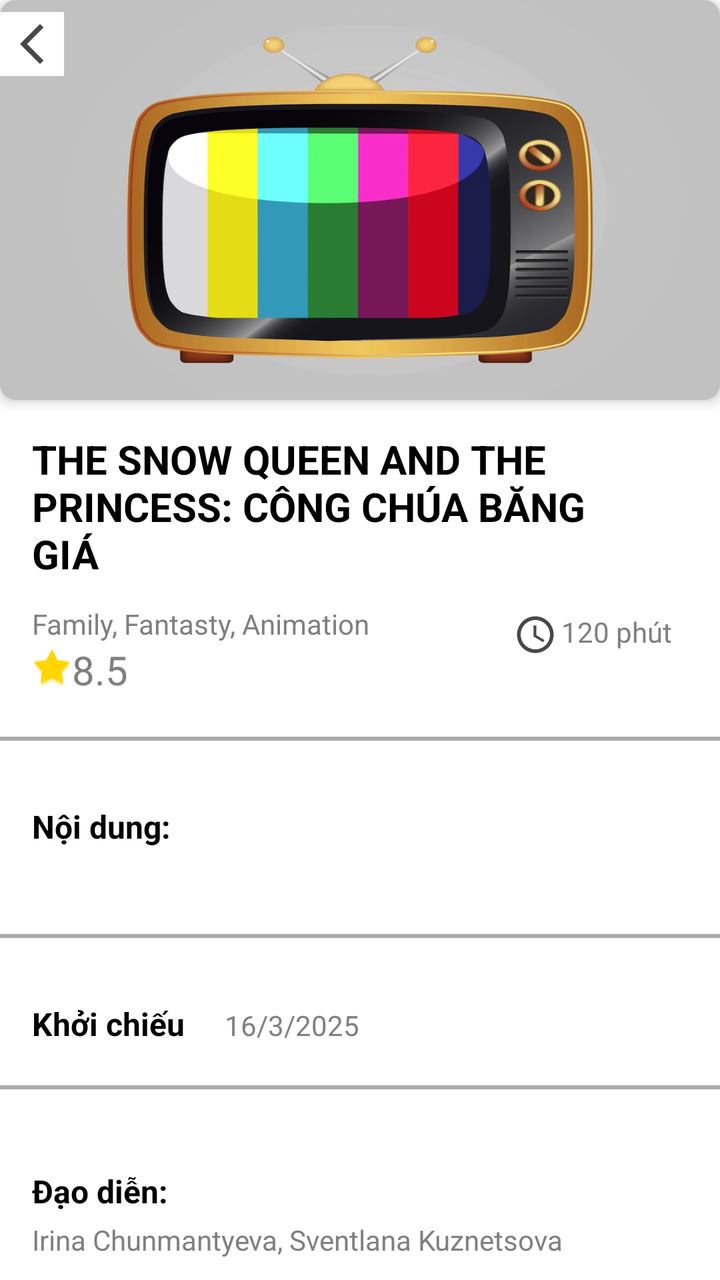
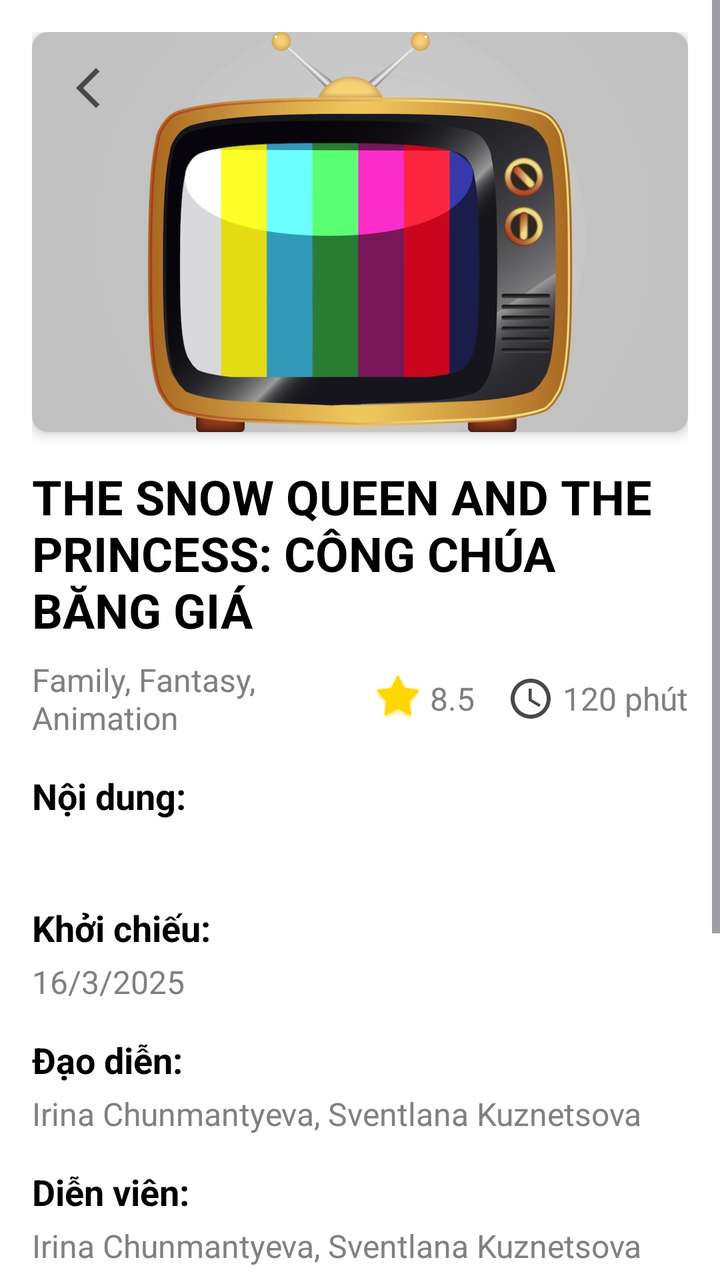

An Android layout rendered at two revisions. The XML below is the earlier revision; the diff shows what the commit changed to produce the second picture.
<!-- AndroidManifest.xml: application theme Theme.PRM392G2MovieBookingMobileApp -->
<!-- res/layout/activity_movie_detail.xml -->
<?xml version="1.0" encoding="utf-8"?>
<LinearLayout xmlns:android="http://schemas.android.com/apk/res/android"
    xmlns:app="http://schemas.android.com/apk/res-auto"
    android:layout_width="match_parent"
    android:layout_height="match_parent"
    android:background="@android:color/white"
    android:orientation="vertical">

    <LinearLayout
        android:layout_width="match_parent"
        android:layout_height="wrap_content"
        android:orientation="vertical">

        

        <androidx.cardview.widget.CardView
            android:layout_width="match_parent"
            android:layout_height="200dp"
            android:layout_marginBottom="16dp"
            app:cardCornerRadius="8dp"
            app:cardElevation="4dp">
            

            <ImageView
                android:id="@+id/iv_movie_banner"
                android:layout_width="match_parent"
                android:layout_height="match_parent"
                android:background="@drawable/tv_error"
                android:scaleType="centerCrop"
                android:contentDescription="Banner phim" />

            <androidx.constraintlayout.widget.ConstraintLayout
                android:layout_width="wrap_content"
                android:layout_height="wrap_content"
                android:background="#FFFFFF"
                android:layout_marginTop="6dp"
                android:padding="4dp">

                <ImageView
                    android:id="@+id/buttonBack"
                    android:layout_width="wrap_content"
                    android:layout_height="wrap_content"
                    app:layout_constraintStart_toStartOf="parent"
                    app:layout_constraintTop_toTopOf="parent"
                    app:srcCompat="@drawable/baseline_arrow_back_ios_new_24" />
            </androidx.constraintlayout.widget.ConstraintLayout>

        </androidx.cardview.widget.CardView>

        
        <TextView
            android:id="@+id/tv_movie_title"
            android:layout_width="wrap_content"
            android:layout_height="wrap_content"
            android:layout_marginEnd="40dp"
            android:paddingStart="16dp"
            android:text="THE SNOW QUEEN AND THE PRINCESS: CÔNG CHÚA BĂNG GIÁ"
            android:textColor="@android:color/black"
            android:textSize="20sp"
            android:textStyle="bold" />

        
        <LinearLayout
            android:layout_width="match_parent"
            android:layout_height="wrap_content"
            android:layout_marginTop="8dp"
            android:orientation="horizontal"
            android:paddingHorizontal="16dp"
            app:cardCornerRadius="8dp">

            <LinearLayout
                android:layout_width="wrap_content"
                android:layout_height="wrap_content"
                android:orientation="vertical">

                
                <TextView
                    android:id="@+id/tv_movie_genres"
                    android:layout_width="wrap_content"
                    android:layout_height="wrap_content"
                    android:layout_marginTop="4dp"
                    android:text="Family, Fantasty, Animation"
                    android:textColor="#818080"
                    android:textSize="14sp" />

                <LinearLayout
                    android:layout_width="wrap_content"
                    android:layout_height="wrap_content"
                    android:orientation="horizontal"
                    android:gravity="center_vertical"
                    >
                    <ImageView
                        android:layout_width="20dp"
                        android:layout_height="20dp"
                        android:src="@android:drawable/star_big_on"
                        app:tint="#FFD600"
                        />
                        
                    <TextView
                        android:id="@+id/tv_movie_rating"
                        android:layout_width="match_parent"
                        android:layout_height="wrap_content"
                        android:text="8.5"
                        android:textAlignment="center"
                        android:textColor="#818080"
                        android:textSize="20sp" />
                </LinearLayout>
            </LinearLayout>

            
            <LinearLayout
                android:layout_width="match_parent"
                android:layout_height="wrap_content"
                android:orientation="horizontal"
                android:layout_gravity="end"
                android:padding="8dp">
                <Space
                    android:layout_width="0dp"
                    android:layout_height="0dp"
                    android:layout_weight="1" />
                <ImageView
                    android:layout_width="22sp"
                    android:layout_height="22sp"
                    android:src="@drawable/baseline_access_time_24"
                    />

                <TextView
                    android:id="@+id/tv_movie_duration"
                    android:layout_width="wrap_content"
                    android:layout_height="wrap_content"
                    android:layout_marginStart="2dp"
                    android:text="120 phút"
                    android:textColor="#818080"
                    android:textSize="14sp" />
            </LinearLayout>


        </LinearLayout>

        <LinearLayout
            android:layout_width="match_parent"
            android:layout_height="wrap_content"
            android:orientation="horizontal"
            android:layout_marginVertical="20dp">
            <View
                android:id="@+id/curvedLine"
                android:layout_width="match_parent"
                android:layout_height="2dp"
                android:layout_marginBottom="12dp"
                android:background="@android:color/darker_gray"
                app:layout_constraintBottom_toTopOf="@+id/tvCenter"
                app:layout_constraintEnd_toEndOf="parent"
                app:layout_constraintHorizontal_bias="0.495"
                app:layout_constraintStart_toStartOf="parent"
                app:layout_constraintTop_toBottomOf="@+id/toolbar2"
                app:layout_constraintVertical_bias="1.0" />
        </LinearLayout>

        
        <LinearLayout
            android:layout_width="match_parent"
            android:layout_height="wrap_content"
            android:orientation="vertical"
            android:paddingHorizontal="16dp">

            <TextView
                android:layout_width="wrap_content"
                android:layout_height="wrap_content"
                android:text="Nội dung:"
                android:textColor="@android:color/black"
                android:textSize="16sp"
                android:textStyle="bold" />

            <TextView
                android:id="@+id/tv_movie_description"
                android:layout_width="match_parent"
                android:layout_height="wrap_content"
                android:layout_marginTop="4dp"
                android:textColor="#818080"
                android:textSize="14sp" />
        </LinearLayout>

        <LinearLayout
            android:layout_width="match_parent"
            android:layout_height="wrap_content"
            android:orientation="horizontal"
            android:layout_marginVertical="20dp">
            <View
                android:id="@+id/curvedLine1"
                android:layout_width="match_parent"
                android:layout_height="2dp"
                android:layout_marginBottom="12dp"
                android:background="@android:color/darker_gray"
                app:layout_constraintBottom_toTopOf="@+id/tvCenter"
                app:layout_constraintEnd_toEndOf="parent"
                app:layout_constraintHorizontal_bias="0.495"
                app:layout_constraintStart_toStartOf="parent"
                app:layout_constraintTop_toBottomOf="@+id/toolbar2"
                app:layout_constraintVertical_bias="1.0" />
        </LinearLayout>

        
        <LinearLayout
            android:layout_width="match_parent"
            android:layout_height="wrap_content"
            android:orientation="horizontal"
            android:layout_gravity="center"
            android:paddingHorizontal="16dp">

            <TextView
                android:layout_width="wrap_content"
                android:layout_height="wrap_content"
                android:text="Khởi chiếu"
                android:textColor="@android:color/black"
                android:textSize="16sp"
                android:textStyle="bold" />

            <TextView
                android:id="@+id/tv_movie_release_date"
                android:layout_width="match_parent"
                android:layout_height="wrap_content"
                android:text="16/3/2025"
                android:layout_marginStart="20dp"
                android:textColor="#818080"
                android:textSize="14sp" />
        </LinearLayout>
        <LinearLayout
            android:layout_width="match_parent"
            android:layout_height="wrap_content"
            android:orientation="horizontal"
            android:layout_gravity="center"
            android:paddingHorizontal="16dp"
            />

        <LinearLayout
            android:layout_width="match_parent"
            android:layout_height="wrap_content"
            android:orientation="horizontal"
            android:layout_marginVertical="20dp">
            <View
                android:id="@+id/curvedLine2"
                android:layout_width="match_parent"
                android:layout_height="2dp"
                android:layout_marginBottom="12dp"
                android:background="@android:color/darker_gray"
                app:layout_constraintBottom_toTopOf="@+id/tvCenter"
                app:layout_constraintEnd_toEndOf="parent"
                app:layout_constraintHorizontal_bias="0.495"
                app:layout_constraintStart_toStartOf="parent"
                app:layout_constraintTop_toBottomOf="@+id/toolbar2"
                app:layout_constraintVertical_bias="1.0" />
        </LinearLayout>
        <LinearLayout
            android:layout_width="match_parent"
            android:layout_height="wrap_content"
            android:layout_marginTop="8dp"
            android:orientation="vertical"
            app:cardCornerRadius="8dp"
            app:cardElevation="4dp">

            
            <LinearLayout
                android:layout_width="match_parent"
                android:layout_height="wrap_content"
                android:orientation="vertical"
                android:paddingHorizontal="16dp"
                >

                <TextView
                    android:layout_width="wrap_content"
                    android:layout_height="wrap_content"
                    android:text="Đạo diễn:"
                    android:textColor="@android:color/black"
                    android:textSize="16sp"
                    android:textStyle="bold" />

                <TextView
                    android:id="@+id/tv_movie_director"
                    android:layout_width="match_parent"
                    android:layout_height="wrap_content"
                    android:layout_marginTop="4dp"
                    android:text="Irina Chunmantyeva, Sventlana Kuznetsova"
                    android:textColor="#818080"
                    android:textSize="14sp" />
            </LinearLayout>

            
            <LinearLayout
                android:layout_width="match_parent"
                android:layout_height="wrap_content"
                android:orientation="vertical"
                android:padding="16dp">

                <TextView
                    android:layout_width="wrap_content"
                    android:layout_height="wrap_content"
                    android:text="Diễn viên:"
                    android:textColor="@android:color/black"
                    android:textSize="16sp"
                    android:textStyle="bold" />

                <TextView
                    android:id="@+id/tv_movie_actors"
                    android:layout_width="match_parent"
                    android:layout_height="wrap_content"
                    android:layout_marginTop="4dp"
                    android:text="Irina Chunmantyeva, Sventlana Kuznetsova"
                    android:textColor="#818080"
                    android:textSize="14sp" />
            </LinearLayout>
        </LinearLayout>


        
        
        
        
        
        
        

        
        
        
        
        

        
        
        
        
        
        
        

        
        
        
        
        
        
        
        
        


        

    </LinearLayout>

    <LinearLayout
        android:layout_width="match_parent"
        android:layout_height="wrap_content"
        android:orientation="horizontal"
        android:layout_marginHorizontal="10dp">

        <Button
        android:id="@+id/btn_select_showtime"
        android:layout_width="match_parent"
        android:layout_height="wrap_content"
        android:backgroundTint="@color/colorPrimary"
        android:text="Chọn suất chiếu"
        android:textColor="@android:color/white" />

    </LinearLayout>

</LinearLayout>
<!-- resources referenced by this layout -->
<resources>
  <color name="colorPrimary">#FF4081</color>
  <!-- drawable baseline_access_time_24 (drawable) -->
  <vector xmlns:android="http://schemas.android.com/apk/res/android" android:height="24dp" android:tint="#484848" android:viewportHeight="24" android:viewportWidth="24" android:width="24dp">
        
      <path android:fillColor="@android:color/white" android:pathData="M11.99,2C6.47,2 2,6.48 2,12s4.47,10 9.99,10C17.52,22 22,17.52 22,12S17.52,2 11.99,2zM12,20c-4.42,0 -8,-3.58 -8,-8s3.58,-8 8,-8 8,3.58 8,8 -3.58,8 -8,8z"/>
        
      <path android:fillColor="@android:color/white" android:pathData="M12.5,7H11v6l5.25,3.15 0.75,-1.23 -4.5,-2.67z"/>
      
  </vector>
  <!-- drawable baseline_arrow_back_ios_new_24 (drawable) -->
  <vector xmlns:android="http://schemas.android.com/apk/res/android" android:height="24dp" android:tint="#484848" android:viewportHeight="24" android:viewportWidth="24" android:width="24dp">
        
      <path android:fillColor="@android:color/white" android:pathData="M17.77,3.77l-1.77,-1.77l-10,10l10,10l1.77,-1.77l-8.23,-8.23z"/>
      
  </vector>
  <!-- drawable tv_error: jpg bitmap (drawable, 58412 bytes) -->
  <style name="Theme.PRM392G2MovieBookingMobileApp" parent="Base.Theme.PRM392G2MovieBookingMobileApp" />
  <style name="Base.Theme.PRM392G2MovieBookingMobileApp" parent="Theme.Material3.DayNight.NoActionBar">
          
          
      </style>
</resources>

<!-- the commit's change to res/layout/activity_movie_detail.xml (unified diff, before → after) -->
@@ -1,50 +1,39 @@
 <?xml version="1.0" encoding="utf-8"?>
-<LinearLayout xmlns:android="http://schemas.android.com/apk/res/android"
+<ScrollView xmlns:android="http://schemas.android.com/apk/res/android"
     xmlns:app="http://schemas.android.com/apk/res-auto"
     android:layout_width="match_parent"
     android:layout_height="match_parent"
     android:background="@android:color/white"
-    android:orientation="vertical">
+    android:layout_marginTop="30dp">
 
     <LinearLayout
         android:layout_width="match_parent"
         android:layout_height="wrap_content"
-        android:orientation="vertical">
-
-        
-
+        android:orientation="vertical"
+        android:padding="16dp">
+
+        
         <androidx.cardview.widget.CardView
             android:layout_width="match_parent"
             android:layout_height="200dp"
-            android:layout_marginBottom="16dp"
             app:cardCornerRadius="8dp"
             app:cardElevation="4dp">
-            
 
             <ImageView
                 android:id="@+id/iv_movie_banner"
                 android:layout_width="match_parent"
                 android:layout_height="match_parent"
-                android:background="@drawable/tv_error"
                 android:scaleType="centerCrop"
+                android:src="@drawable/tv_error"
                 android:contentDescription="Banner phim" />
 
-            <androidx.constraintlayout.widget.ConstraintLayout
-                android:layout_width="wrap_content"
-                android:layout_height="wrap_content"
-                android:background="#FFFFFF"
-                android:layout_marginTop="6dp"
-                android:padding="4dp">
-
-                <ImageView
-                    android:id="@+id/buttonBack"
-                    android:layout_width="wrap_content"
-                    android:layout_height="wrap_content"
-                    app:layout_constraintStart_toStartOf="parent"
-                    app:layout_constraintTop_toTopOf="parent"
-                    app:srcCompat="@drawable/baseline_arrow_back_ios_new_24" />
-            </androidx.constraintlayout.widget.ConstraintLayout>
-
+            <ImageView
+                android:id="@+id/buttonBack"
+                android:layout_width="24dp"
+                android:layout_height="24dp"
+                android:layout_gravity="top|start"
+                android:layout_margin="16dp"
+                android:src="@drawable/baseline_arrow_back_ios_new_24" />
         </androidx.cardview.widget.CardView>
 
         
@@ -52,11 +41,10 @@
             android:id="@+id/tv_movie_title"
             android:layout_width="wrap_content"
             android:layout_height="wrap_content"
-            android:layout_marginEnd="40dp"
-            android:paddingStart="16dp"
+            android:layout_marginTop="16dp"
             android:text="THE SNOW QUEEN AND THE PRINCESS: CÔNG CHÚA BĂNG GIÁ"
             android:textColor="@android:color/black"
-            android:textSize="20sp"
+            android:textSize="24sp"
             android:textStyle="bold" />
 
         
@@ -65,303 +53,181 @@
             android:layout_height="wrap_content"
             android:layout_marginTop="8dp"
             android:orientation="horizontal"
-            android:paddingHorizontal="16dp"
-            app:cardCornerRadius="8dp">
+            android:gravity="center_vertical">
+
+            <TextView
+                android:id="@+id/tv_movie_genres"
+                android:layout_width="0dp"
+                android:layout_height="wrap_content"
+                android:layout_weight="1"
+                android:text="Family, Fantasy, Animation"
+                android:textColor="#818080"
+                android:textSize="16sp" />
 
             <LinearLayout
                 android:layout_width="wrap_content"
                 android:layout_height="wrap_content"
-                android:orientation="vertical">
-
-                
+                android:orientation="horizontal"
+                android:gravity="center_vertical">
+
+                <ImageView
+                    android:layout_width="24dp"
+                    android:layout_height="24dp"
+                    android:src="@android:drawable/star_big_on"
+                    app:tint="#FFD600" />
+
                 <TextView
-                    android:id="@+id/tv_movie_genres"
+                    android:id="@+id/tv_movie_rating"
                     android:layout_width="wrap_content"
                     android:layout_height="wrap_content"
-                    android:layout_marginTop="4dp"
-                    android:text="Family, Fantasty, Animation"
+                    android:layout_marginStart="4dp"
+                    android:text="8.5"
                     android:textColor="#818080"
-                    android:textSize="14sp" />
-
-                <LinearLayout
-                    android:layout_width="wrap_content"
-                    android:layout_height="wrap_content"
-                    android:orientation="horizontal"
-                    android:gravity="center_vertical"
-                    >
-                    <ImageView
-                        android:layout_width="20dp"
-                        android:layout_height="20dp"
-                        android:src="@android:drawable/star_big_on"
-                        app:tint="#FFD600"
-                        />
-                        
-                    <TextView
-                        android:id="@+id/tv_movie_rating"
-                        android:layout_width="match_parent"
-                        android:layout_height="wrap_content"
-                        android:text="8.5"
-                        android:textAlignment="center"
-                        android:textColor="#818080"
-                        android:textSize="20sp" />
-                </LinearLayout>
+                    android:textSize="16sp" />
             </LinearLayout>
 
-            
             <LinearLayout
-                android:layout_width="match_parent"
+                android:layout_width="wrap_content"
                 android:layout_height="wrap_content"
+                android:layout_marginStart="16dp"
                 android:orientation="horizontal"
-                android:layout_gravity="end"
-                android:padding="8dp">
-                <Space
-                    android:layout_width="0dp"
-                    android:layout_height="0dp"
-                    android:layout_weight="1" />
+                android:gravity="center_vertical">
+
                 <ImageView
-                    android:layout_width="22sp"
-                    android:layout_height="22sp"
-                    android:src="@drawable/baseline_access_time_24"
-                    />
+                    android:layout_width="24dp"
+                    android:layout_height="24dp"
+                    android:src="@drawable/baseline_access_time_24" />
 
                 <TextView
                     android:id="@+id/tv_movie_duration"
                     android:layout_width="wrap_content"
                     android:layout_height="wrap_content"
-                    android:layout_marginStart="2dp"
+                    android:layout_marginStart="4dp"
                     android:text="120 phút"
                     android:textColor="#818080"
-                    android:textSize="14sp" />
-            </LinearLayout>
-
-
-        </LinearLayout>
-
-        <LinearLayout
-            android:layout_width="match_parent"
-            android:layout_height="wrap_content"
-            android:orientation="horizontal"
-            android:layout_marginVertical="20dp">
-            <View
-                android:id="@+id/curvedLine"
-                android:layout_width="match_parent"
-                android:layout_height="2dp"
-                android:layout_marginBottom="12dp"
-                android:background="@android:color/darker_gray"
-                app:layout_constraintBottom_toTopOf="@+id/tvCenter"
-                app:layout_constraintEnd_toEndOf="parent"
-                app:layout_constraintHorizontal_bias="0.495"
-                app:layout_constraintStart_toStartOf="parent"
-                app:layout_constraintTop_toBottomOf="@+id/toolbar2"
-                app:layout_constraintVertical_bias="1.0" />
-        </LinearLayout>
-
-        
-        <LinearLayout
-            android:layout_width="match_parent"
-            android:layout_height="wrap_content"
-            android:orientation="vertical"
-            android:paddingHorizontal="16dp">
-
-            <TextView
-                android:layout_width="wrap_content"
-                android:layout_height="wrap_content"
-                android:text="Nội dung:"
-                android:textColor="@android:color/black"
-                android:textSize="16sp"
-                android:textStyle="bold" />
-
-            <TextView
-                android:id="@+id/tv_movie_description"
-                android:layout_width="match_parent"
-                android:layout_height="wrap_content"
-                android:layout_marginTop="4dp"
-                android:textColor="#818080"
-                android:textSize="14sp" />
-        </LinearLayout>
-
-        <LinearLayout
-            android:layout_width="match_parent"
-            android:layout_height="wrap_content"
-            android:orientation="horizontal"
-            android:layout_marginVertical="20dp">
-            <View
-                android:id="@+id/curvedLine1"
-                android:layout_width="match_parent"
-                android:layout_height="2dp"
-                android:layout_marginBottom="12dp"
-                android:background="@android:color/darker_gray"
-                app:layout_constraintBottom_toTopOf="@+id/tvCenter"
-                app:layout_constraintEnd_toEndOf="parent"
-                app:layout_constraintHorizontal_bias="0.495"
-                app:layout_constraintStart_toStartOf="parent"
-                app:layout_constraintTop_toBottomOf="@+id/toolbar2"
-                app:layout_constraintVertical_bias="1.0" />
-        </LinearLayout>
-
-        
-        <LinearLayout
-            android:layout_width="match_parent"
-            android:layout_height="wrap_content"
-            android:orientation="horizontal"
-            android:layout_gravity="center"
-            android:paddingHorizontal="16dp">
-
-            <TextView
-                android:layout_width="wrap_content"
-                android:layout_height="wrap_content"
-                android:text="Khởi chiếu"
-                android:textColor="@android:color/black"
-                android:textSize="16sp"
-                android:textStyle="bold" />
-
-            <TextView
-                android:id="@+id/tv_movie_release_date"
-                android:layout_width="match_parent"
-                android:layout_height="wrap_content"
-                android:text="16/3/2025"
-                android:layout_marginStart="20dp"
-                android:textColor="#818080"
-                android:textSize="14sp" />
-        </LinearLayout>
-        <LinearLayout
-            android:layout_width="match_parent"
-            android:layout_height="wrap_content"
-            android:orientation="horizontal"
-            android:layout_gravity="center"
-            android:paddingHorizontal="16dp"
-            />
-
-        <LinearLayout
-            android:layout_width="match_parent"
-            android:layout_height="wrap_content"
-            android:orientation="horizontal"
-            android:layout_marginVertical="20dp">
-            <View
-                android:id="@+id/curvedLine2"
-                android:layout_width="match_parent"
-                android:layout_height="2dp"
-                android:layout_marginBottom="12dp"
-                android:background="@android:color/darker_gray"
-                app:layout_constraintBottom_toTopOf="@+id/tvCenter"
-                app:layout_constraintEnd_toEndOf="parent"
-                app:layout_constraintHorizontal_bias="0.495"
-                app:layout_constraintStart_toStartOf="parent"
-                app:layout_constraintTop_toBottomOf="@+id/toolbar2"
-                app:layout_constraintVertical_bias="1.0" />
-        </LinearLayout>
-        <LinearLayout
-            android:layout_width="match_parent"
-            android:layout_height="wrap_content"
-            android:layout_marginTop="8dp"
-            android:orientation="vertical"
-            app:cardCornerRadius="8dp"
-            app:cardElevation="4dp">
-
-            
-            <LinearLayout
-                android:layout_width="match_parent"
-                android:layout_height="wrap_content"
-                android:orientation="vertical"
-                android:paddingHorizontal="16dp"
-                >
-
-                <TextView
-                    android:layout_width="wrap_content"
-                    android:layout_height="wrap_content"
-                    android:text="Đạo diễn:"
-                    android:textColor="@android:color/black"
-                    android:textSize="16sp"
-                    android:textStyle="bold" />
-
-                <TextView
-                    android:id="@+id/tv_movie_director"
-                    android:layout_width="match_parent"
-                    android:layout_height="wrap_content"
-                    android:layout_marginTop="4dp"
-                    android:text="Irina Chunmantyeva, Sventlana Kuznetsova"
-                    android:textColor="#818080"
-                    android:textSize="14sp" />
-            </LinearLayout>
-
-            
-            <LinearLayout
-                android:layout_width="match_parent"
-                android:layout_height="wrap_content"
-                android:orientation="vertical"
-                android:padding="16dp">
-
-                <TextView
-                    android:layout_width="wrap_content"
-                    android:layout_height="wrap_content"
-                    android:text="Diễn viên:"
-                    android:textColor="@android:color/black"
-                    android:textSize="16sp"
-                    android:textStyle="bold" />
-
-                <TextView
-                    android:id="@+id/tv_movie_actors"
-                    android:layout_width="match_parent"
-                    android:layout_height="wrap_content"
-                    android:layout_marginTop="4dp"
-                    android:text="Irina Chunmantyeva, Sventlana Kuznetsova"
-                    android:textColor="#818080"
-                    android:textSize="14sp" />
+                    android:textSize="16sp" />
             </LinearLayout>
         </LinearLayout>
 
-
-        
-        
-        
-        
-        
-        
-        
-
-        
-        
-        
-        
-        
-
-        
-        
-        
-        
-        
-        
-        
-
-        
-        
-        
-        
-        
-        
-        
-        
-        
-
-
-        
-
+        
+        <TextView
+            android:layout_width="wrap_content"
+            android:layout_height="wrap_content"
+            android:layout_marginTop="16dp"
+            android:text="Nội dung:"
+            android:textColor="@android:color/black"
+            android:textSize="18sp"
+            android:textStyle="bold" />
+
+        <TextView
+            android:id="@+id/tv_movie_description"
+            android:layout_width="match_parent"
+            android:layout_height="wrap_content"
+            android:layout_marginTop="4dp"
+            android:textColor="#818080"
+            android:textSize="16sp" />
+
+        
+        <TextView
+            android:layout_width="wrap_content"
+            android:layout_height="wrap_content"
+            android:layout_marginTop="16dp"
+            android:text="Khởi chiếu:"
+            android:textColor="@android:color/black"
+            android:textSize="18sp"
+            android:textStyle="bold" />
+
+        <TextView
+            android:id="@+id/tv_movie_release_date"
+            android:layout_width="match_parent"
+            android:layout_height="wrap_content"
+            android:layout_marginTop="4dp"
+            android:text="16/3/2025"
+            android:textColor="#818080"
+            android:textSize="16sp" />
+
+        
+        <TextView
+            android:layout_width="wrap_content"
+            android:layout_height="wrap_content"
+            android:layout_marginTop="16dp"
+            android:text="Đạo diễn:"
+            android:textColor="@android:color/black"
+            android:textSize="18sp"
+            android:textStyle="bold" />
+
+        <TextView
+            android:id="@+id/tv_movie_director"
+            android:layout_width="match_parent"
+            android:layout_height="wrap_content"
+            android:layout_marginTop="4dp"
+            android:text="Irina Chunmantyeva, Sventlana Kuznetsova"
+            android:textColor="#818080"
+            android:textSize="16sp" />
+
+        
+        <TextView
+            android:layout_width="wrap_content"
+            android:layout_height="wrap_content"
+            android:layout_marginTop="16dp"
+            android:text="Diễn viên:"
+            android:textColor="@android:color/black"
+            android:textSize="18sp"
+            android:textStyle="bold" />
+
+        <TextView
+            android:id="@+id/tv_movie_actors"
+            android:layout_width="match_parent"
+            android:layout_height="wrap_content"
+            android:layout_marginTop="4dp"
+            android:text="Irina Chunmantyeva, Sventlana Kuznetsova"
+            android:textColor="#818080"
+            android:textSize="16sp" />
+
+        <TextView
+            android:layout_width="wrap_content"
+            android:layout_height="wrap_content"
+            android:layout_marginTop="24dp"
+            android:text="Ngôn ngữ:"
+            android:textColor="@android:color/black"
+            android:textSize="18sp"
+            android:textStyle="bold" />
+
+        <TextView
+            android:id="@+id/tv_movie_language"
+            android:layout_width="match_parent"
+            android:layout_height="wrap_content"
+            android:layout_marginTop="8dp"
+            android:text="Tiếng Anh, Phụ đề Tiếng Việt"
+            android:textColor="#818080"
+            android:textSize="16sp" />
+
+        <TextView
+            android:layout_width="wrap_content"
+            android:layout_height="wrap_content"
+            android:layout_marginTop="24dp"
+            android:text="Độ tuổi:"
+            android:textColor="@android:color/black"
+            android:textSize="18sp"
+            android:textStyle="bold" />
+
+        <TextView
+            android:id="@+id/tv_movie_age_rating"
+            android:layout_width="match_parent"
+            android:layout_height="wrap_content"
+            android:layout_marginTop="8dp"
+            android:text="P - Phù hợp với mọi lứa tuổi"
+            android:textColor="#818080"
+            android:textSize="16sp" />
+
+        
+        <Button
+            android:id="@+id/btn_select_showtime"
+            android:layout_width="match_parent"
+            android:layout_height="wrap_content"
+            android:layout_marginTop="24dp"
+            android:backgroundTint="@color/colorPrimary"
+            android:text="Chọn suất chiếu"
+            android:textColor="@android:color/white" />
     </LinearLayout>
-
-    <LinearLayout
-        android:layout_width="match_parent"
-        android:layout_height="wrap_content"
-        android:orientation="horizontal"
-        android:layout_marginHorizontal="10dp">
-
-        <Button
-        android:id="@+id/btn_select_showtime"
-        android:layout_width="match_parent"
-        android:layout_height="wrap_content"
-        android:backgroundTint="@color/colorPrimary"
-        android:text="Chọn suất chiếu"
-        android:textColor="@android:color/white" />
-
-    </LinearLayout>
-
-</LinearLayout>
+</ScrollView>
